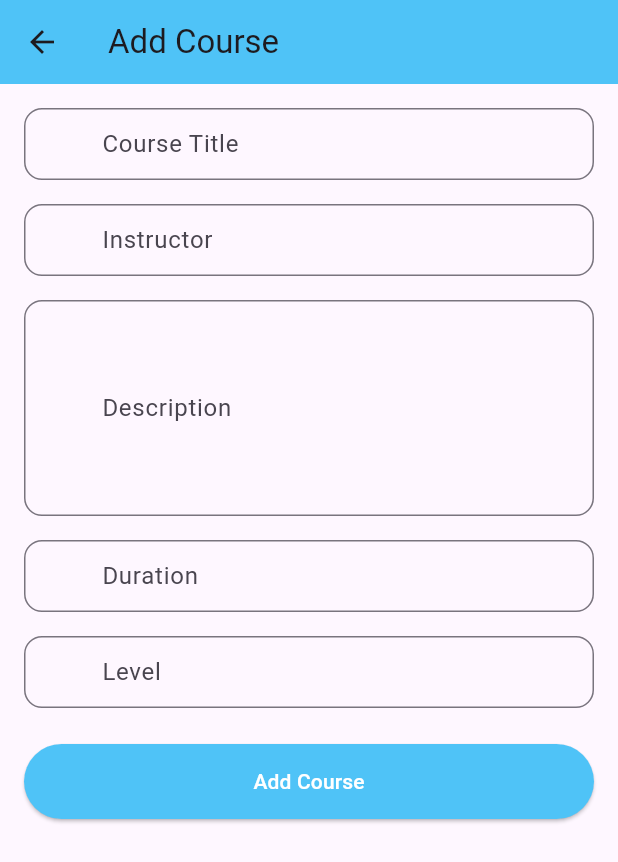
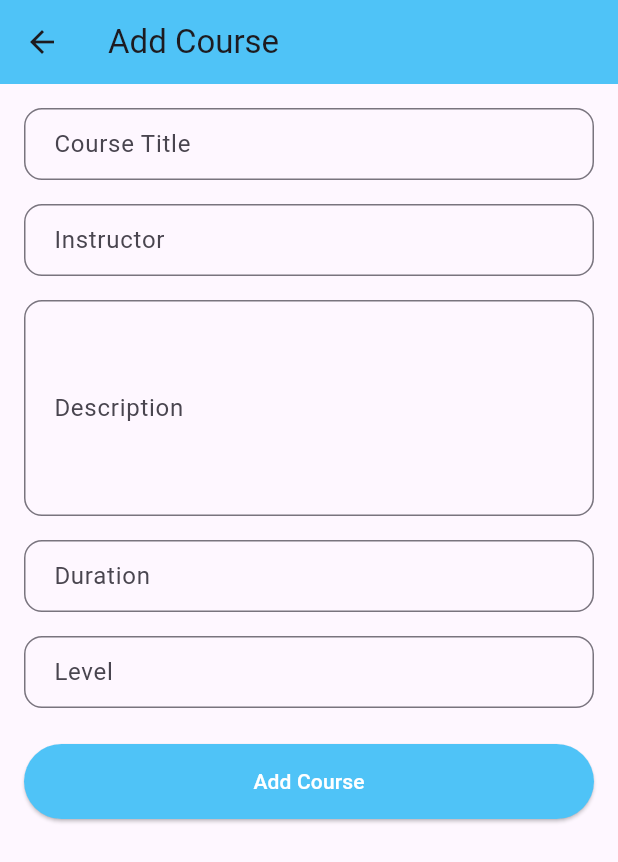
Before and after one commit to Chandu-Collab/AppTeam, a Flutter app: the AddCoursePage screen opened directly, on a phone screen of 412 x 824 dp. Shown: the top 862 px of the screen. Run offline on Flutter 3.47's test engine with Material 3 defaults, Android fonts, the phone set to English and light mode, and no system bars; our stand-ins replace cloud_firestore, country_code_picker, file_picker, firebase_auth, firebase_core, firebase_storage and 3 more; accounts and stored records are empty.

Commit message:
Updated Input widget

```diff
--- a/lib/widgets/input_widget.dart
+++ b/lib/widgets/input_widget.dart
@@ -1,27 +1,29 @@
 import 'package:flutter/material.dart';
 
 Widget buildTextField(
-    String label,TextEditingController controller,
+    String label,
+    TextEditingController controller,
     String? Function(String?)? validator,
     void Function(String?) onSaved,
     {IconData? icon, int maxLines = 1,
-    bool isNumeric = false, bool isPassword = false,})
-     {
+    bool isNumeric = false, bool isPassword = false, bool readOnly = false, void Function()? onTap}) {
   return SizedBox(
-    width: 300,
+    width: double.infinity,
     child: TextFormField(
       controller: controller,
       keyboardType: isNumeric ? TextInputType.number : TextInputType.text,
       decoration: InputDecoration(
         labelText: label,
         border: OutlineInputBorder(borderRadius: BorderRadius.circular(12)),
-        prefixIcon: Icon(icon),
+        prefixIcon: icon != null ? Icon(icon) : null,
         contentPadding: EdgeInsets.symmetric(vertical: 12, horizontal: 16),
       ),
       maxLines: maxLines,
       obscureText: isPassword,
       validator: validator,
       onSaved: onSaved,
+      readOnly: readOnly,
+      onTap: onTap,
     ),
   );
 }
```
